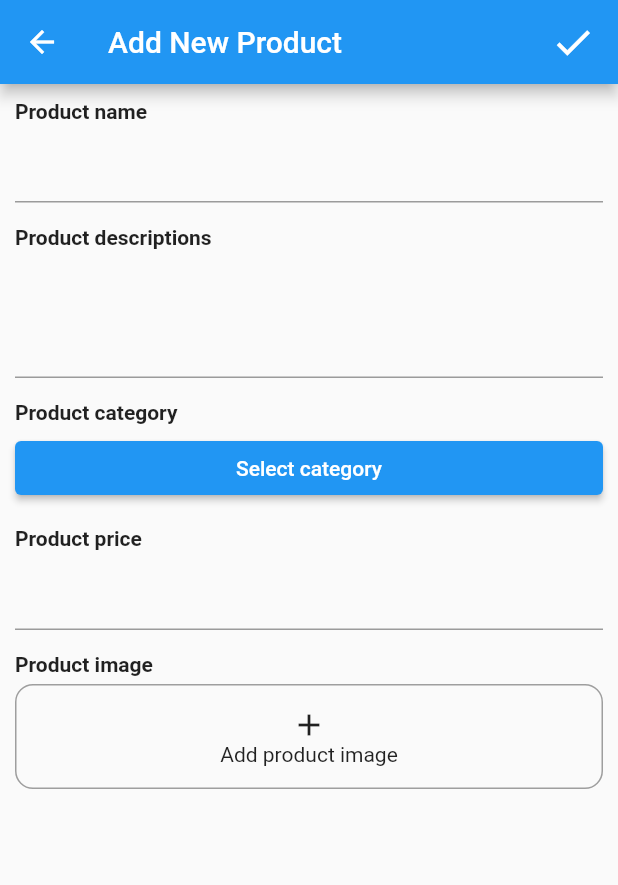
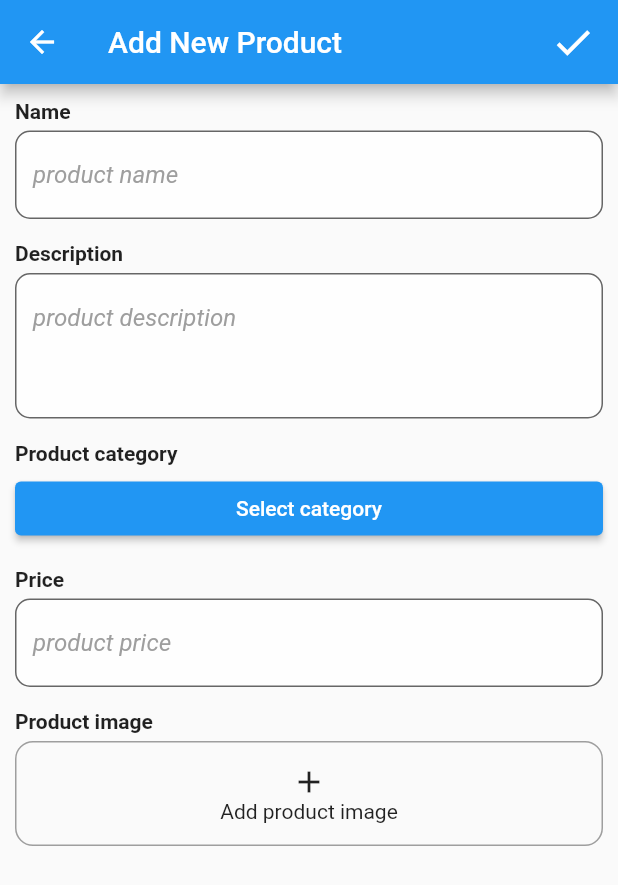
Before and after one commit to Sulistyarif/flutter-simple-store, a Flutter app: the AddNewProductPage screen opened directly, on a phone screen of 412 x 824 dp. Shown: the top 885 px of the screen. Run offline on Flutter 3.47's test engine with Material 2 defaults, Android fonts, the phone set to English and light mode, and no system bars; accounts and stored records are empty; network calls fail.

Commit message:
add get all products

```diff
--- a/lib/main.dart
+++ b/lib/main.dart
@@ -1,6 +1,7 @@
 import 'package:flutter/material.dart';
 import 'package:provider/provider.dart';
 import 'package:simple_store/data/provider_category.dart';
+import 'package:simple_store/data/provider_product.dart';
 import 'package:simple_store/data/provider_user.dart';
 import 'package:simple_store/screens/product_list_page.dart';
 
@@ -10,6 +11,7 @@ void main() {
       providers: [
         ChangeNotifierProvider(create: (context) => ProviderUser()),
         ChangeNotifierProvider(create: (context) => ProviderCategory()),
+        ChangeNotifierProvider(create: (context) => ProviderProduct()),
       ],
       child: const MaterialApp(
         debugShowCheckedModeBanner: false,
--- /dev/null
+++ b/lib/models/products.dart
@@ -0,0 +1,48 @@
+class Products {
+  int? id;
+  String? name;
+  String? description;
+  int? categoryId;
+  int? sellerId;
+  int? price;
+  String? image;
+  String? createdAt;
+  String? updatedAt;
+
+  Products(
+      {this.id,
+      this.name,
+      this.description,
+      this.categoryId,
+      this.sellerId,
+      this.price,
+      this.image,
+      this.createdAt,
+      this.updatedAt});
+
+  Products.fromJson(Map<String, dynamic> json) {
+    id = json['id'];
+    name = json['name'];
+    description = json['description'];
+    categoryId = json['category_id'];
+    sellerId = json['seller_id'];
+    price = json['price'];
+    image = json['image'];
+    createdAt = json['createdAt'];
+    updatedAt = json['updatedAt'];
+  }
+
+  Map<String, dynamic> toJson() {
+    final Map<String, dynamic> data = new Map<String, dynamic>();
+    data['id'] = this.id;
+    data['name'] = this.name;
+    data['description'] = this.description;
+    data['category_id'] = this.categoryId;
+    data['seller_id'] = this.sellerId;
+    data['price'] = this.price;
+    data['image'] = this.image;
+    data['createdAt'] = this.createdAt;
+    data['updatedAt'] = this.updatedAt;
+    return data;
+  }
+}
--- a/lib/screens/add_new_product_page.dart
+++ b/lib/screens/add_new_product_page.dart
@@ -12,6 +12,8 @@ class AddNewProductPage extends StatefulWidget {
 
 class _AddNewProductPageState extends State<AddNewProductPage> {
   TextEditingController controllerName = TextEditingController();
+  TextEditingController controllerDesc = TextEditingController();
+  TextEditingController controllerPrice = TextEditingController();
   Categories? itemCategories;
 
   @override
@@ -38,23 +40,43 @@ class _AddNewProductPageState extends State<AddNewProductPage> {
         child: ListView(
           children: [
             const Text(
-              'Product name',
+              'Name',
               style: TextStyle(fontWeight: FontWeight.bold),
             ),
             const SizedBox(height: 5),
             TextField(
               controller: controllerName,
+              decoration: InputDecoration(
+                border: OutlineInputBorder(
+                  borderRadius: BorderRadius.circular(10.0),
+                ),
+                filled: true,
+                hintStyle: const TextStyle(
+                    color: Colors.grey, fontStyle: FontStyle.italic),
+                hintText: "product name",
+                fillColor: Colors.white70,
+              ),
             ),
             const SizedBox(height: 15),
             const Text(
-              'Product descriptions',
+              'Description',
               style: TextStyle(fontWeight: FontWeight.bold),
             ),
             const SizedBox(height: 5),
             TextField(
-              controller: controllerName,
+              controller: controllerDesc,
               minLines: 3,
               maxLines: 7,
+              decoration: InputDecoration(
+                border: OutlineInputBorder(
+                  borderRadius: BorderRadius.circular(10.0),
+                ),
+                filled: true,
+                hintStyle: const TextStyle(
+                    color: Colors.grey, fontStyle: FontStyle.italic),
+                hintText: "product description",
+                fillColor: Colors.white70,
+              ),
             ),
             const SizedBox(height: 15),
             const Text(
@@ -72,12 +94,22 @@ class _AddNewProductPageState extends State<AddNewProductPage> {
             ),
             const SizedBox(height: 15),
             const Text(
-              'Product price',
+              'Price',
               style: TextStyle(fontWeight: FontWeight.bold),
             ),
             const SizedBox(height: 5),
             TextField(
-              controller: controllerName,
+              controller: controllerPrice,
+              decoration: InputDecoration(
+                border: OutlineInputBorder(
+                  borderRadius: BorderRadius.circular(10.0),
+                ),
+                filled: true,
+                hintStyle: const TextStyle(
+                    color: Colors.grey, fontStyle: FontStyle.italic),
+                hintText: "product price",
+                fillColor: Colors.white70,
+              ),
             ),
             const SizedBox(height: 15),
             const Text(
--- a/lib/screens/login_page.dart
+++ b/lib/screens/login_page.dart
@@ -49,7 +49,8 @@ class _LoginPageState extends State<LoginPage> {
                 filled: true,
                 hintStyle: TextStyle(color: Colors.grey[800]),
                 hintText: "Password",
-                  fillColor: Colors.white70),
+                fillColor: Colors.white70,
+              ),
             ),
             const SizedBox(height: 15),
             ElevatedButton(
```
Also changed, not shown: lib/api/client_api.dart (+28 -6 lines), lib/data/provider_product.dart (added, +13 -0 lines), lib/screens/product_list_page.dart (+12 -4 lines). Lines whose indentation alone changed are shown as unchanged.
